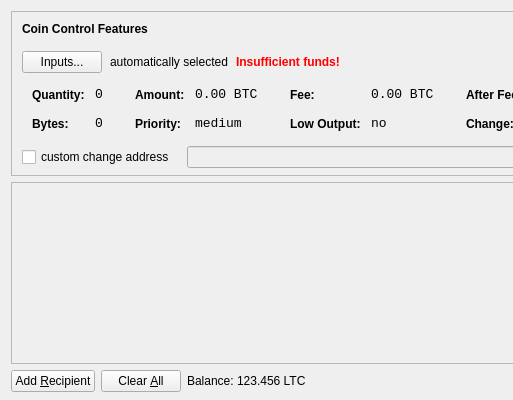
This is src/qt/forms/sendcoinsdialog.ui in kvmisc/lemoncoin as Qt 5 draws it before an edit; both pictures show x 0 to 513 and y 0 to 400 of the 850 by 400 pixel window. The edited form follows.
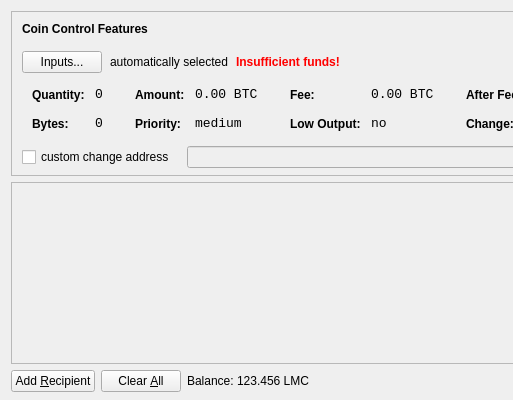
This is the edited form. Icons and pictures are not drawn.

```diff
--- a/src/qt/forms/sendcoinsdialog.ui
+++ b/src/qt/forms/sendcoinsdialog.ui
@@ -720,7 +720,7 @@
           <cursorShape>IBeamCursor</cursorShape>
          </property>
          <property name="text">
-          <string>123.456 LTC</string>
+          <string>123.456 LMC</string>
          </property>
          <property name="textInteractionFlags">
           <set>Qt::LinksAccessibleByMouse|Qt::TextSelectableByKeyboard|Qt::TextSelectableByMouse</set>
```
